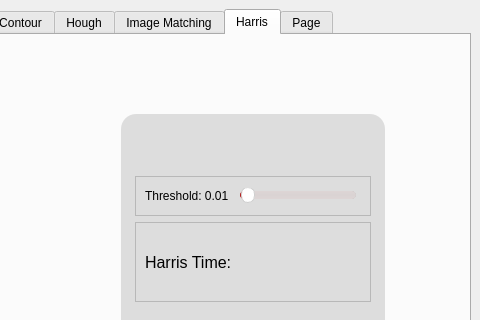
This is task1.ui in Mohamed-hazem-mahrous/computer_vision_toolkit as Qt 5 draws it before an edit; both pictures show x 716 to 1196 and y 0 to 320 of the 1196 by 871 pixel window. The edited form follows.
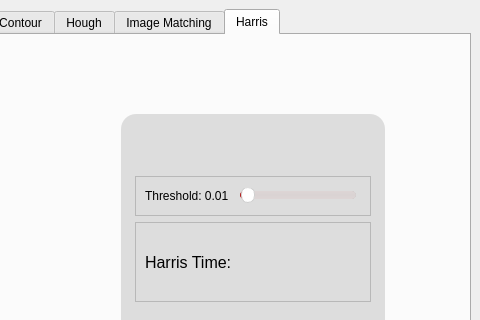
This is the edited form. Icons and pictures are not drawn. Custom widgets are drawn as their Qt base class.

What changed in the file:
```diff
--- a/task1.ui
+++ b/task1.ui
@@ -6709,11 +6709,6 @@
         </item>
        </layout>
       </widget>
-      <widget class="QWidget" name="tab_11">
-       <attribute name="title">
-        <string>Page</string>
-       </attribute>
-      </widget>
      </widget>
     </item>
    </layout>
```
